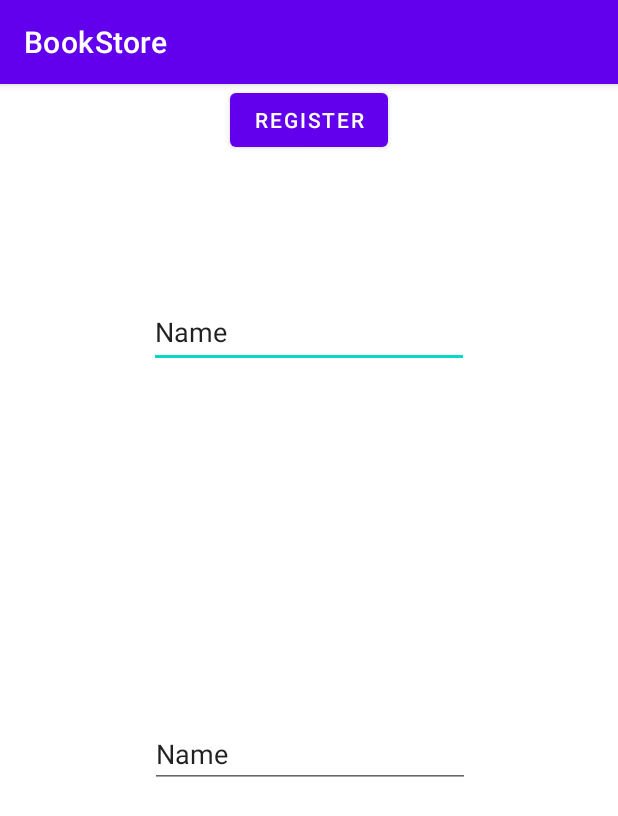
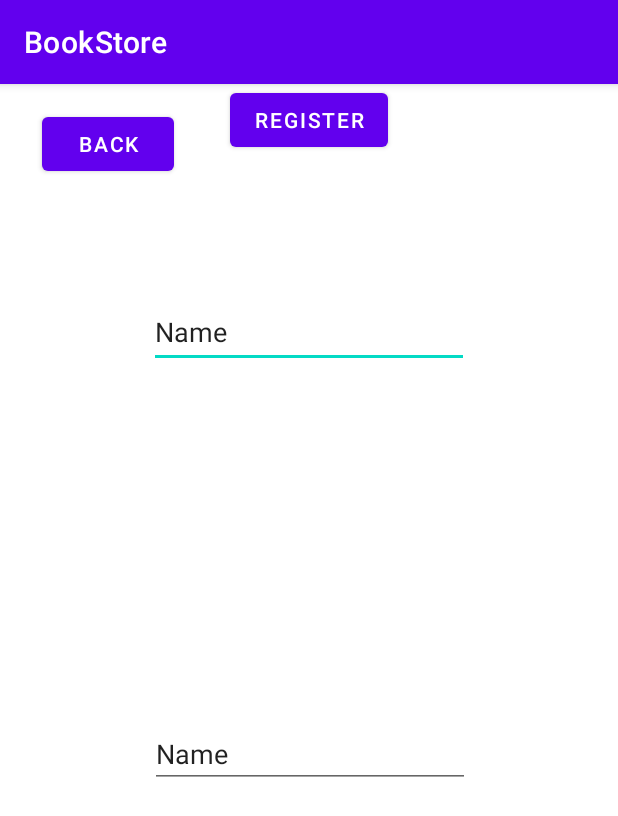
Before and after one commit to Darklaneanjana/Mad_BookStore, an Android app: the RegisterActivity screen opened directly, with no data from a screen before it, on a phone screen of 412 x 824 dp. Shown: the top 816 px of the screen. Run offline under Robolectric (Android 15) with nearby library versions, the phone set to English and light mode, and no system bars; our stand-ins replace Firebase (no records; nobody signed in at launch, a user with empty details on screens opened directly).

Commit message:
Login Navigation, default login info

```diff
--- a/app/src/main/java/com/example/bookstore/LoginActivity.java
+++ b/app/src/main/java/com/example/bookstore/LoginActivity.java
@@ -87,8 +87,12 @@ public class LoginActivity extends AppCompatActivity {
                             Log.d(TAG, "signInWithEmail:success");
                             FirebaseUser user = mAuth.getCurrentUser();
                             Toast.makeText(LoginActivity.this, "Authentication una.",
-                                    Toast.LENGTH_SHORT).show();
+                                    Toast.LENGTH_LONG).show();
+
                             updateUI(user);
+                            startActivity(new Intent(LoginActivity.this,MainActivity.class));
+                            finish();
+
                         } else {
                             // If sign in fails, display a message to the user.
                             Log.w(TAG, "signInWithEmail:failure", task.getException());
--- a/app/src/main/java/com/example/bookstore/RegisterActivity.java
+++ b/app/src/main/java/com/example/bookstore/RegisterActivity.java
@@ -27,6 +27,7 @@ public class RegisterActivity extends AppCompatActivity {
     private EditText email;
     private EditText password;
     private Button register;
+    private Button back;
 
 
 
@@ -43,6 +44,14 @@ public class RegisterActivity extends AppCompatActivity {
         email = findViewById(R.id.email);
         password = findViewById(R.id.password);
         register = findViewById(R.id.registerBtn);
+        back = findViewById(R.id.backToLogin);
+        back.setOnClickListener(new View.OnClickListener(){
+            @Override
+            public void onClick(View v){
+                finish();
+            }
+        });
+
 
         register.setOnClickListener(new View.OnClickListener(){
             @Override
@@ -86,8 +95,8 @@ public class RegisterActivity extends AppCompatActivity {
                             // Sign in success, update UI with the signed-in user's information
                             Log.d(TAG, "createUserWithEmail:success");
                             FirebaseUser user = mAuth.getCurrentUser();
-//                            updateUI(user);
-                            startActivity(new Intent(RegisterActivity.this,LoginActivity.class));
+                            updateUI(user);
+                            finish();
                         } else {
                             // If sign in fails, display a message to the user.
                             Log.w(TAG, "createUserWithEmail:failure", task.getException());
--- a/app/src/main/res/layout/login.xml
+++ b/app/src/main/res/layout/login.xml
@@ -38,7 +38,7 @@
         android:ems="10"
         android:inputType="textPersonName"
         android:minHeight="48dp"
-        android:text="Name"
+        android:text="user@gmail.com"
         app:layout_constraintStart_toStartOf="parent"
         app:layout_constraintTop_toBottomOf="@+id/lLogin" />
 
@@ -51,7 +51,7 @@
         android:ems="10"
         android:inputType="textPersonName"
         android:minHeight="48dp"
-        android:text="Name"
+        android:text="123456"
         app:layout_constraintBottom_toBottomOf="parent"
         app:layout_constraintStart_toStartOf="parent"
         app:layout_constraintTop_toBottomOf="@+id/lEmail"
--- a/app/src/main/res/layout/register.xml
+++ b/app/src/main/res/layout/register.xml
@@ -44,4 +44,14 @@
         app:layout_constraintTop_toBottomOf="@+id/email"
         app:layout_constraintVertical_bias="0.44" />
 
+    <Button
+        android:id="@+id/backToLogin"
+        android:layout_width="wrap_content"
+        android:layout_height="wrap_content"
+        android:layout_marginStart="28dp"
+        android:layout_marginTop="16dp"
+        android:text="back"
+        app:layout_constraintStart_toStartOf="parent"
+        app:layout_constraintTop_toTopOf="parent" />
+
 </androidx.constraintlayout.widget.ConstraintLayout>
```
